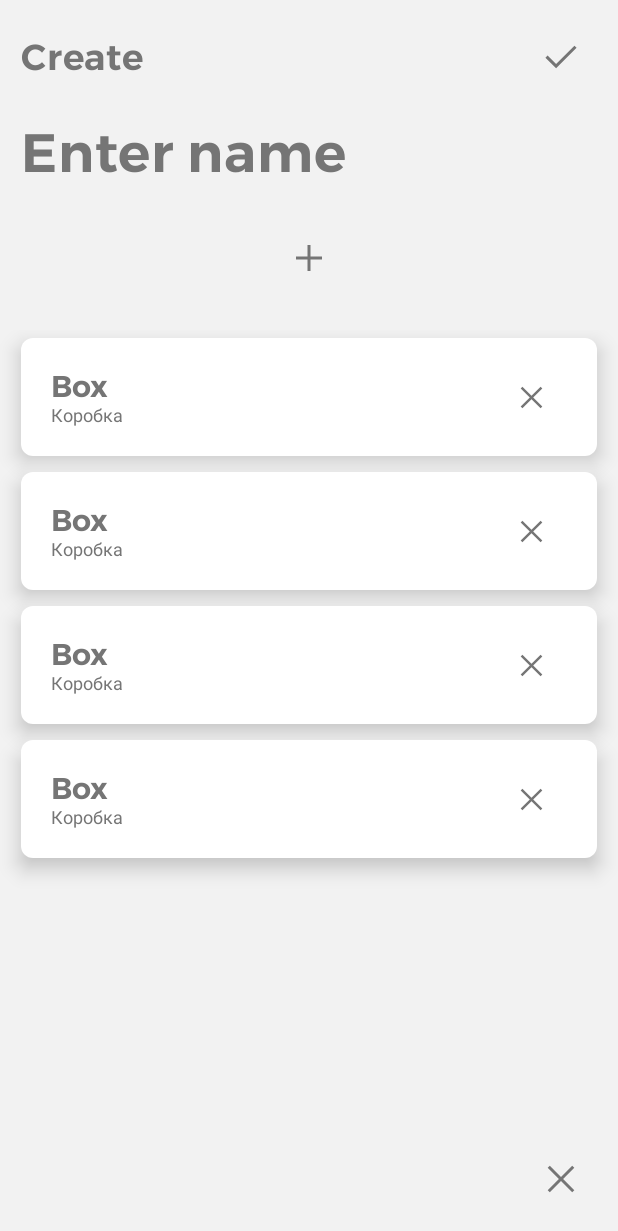
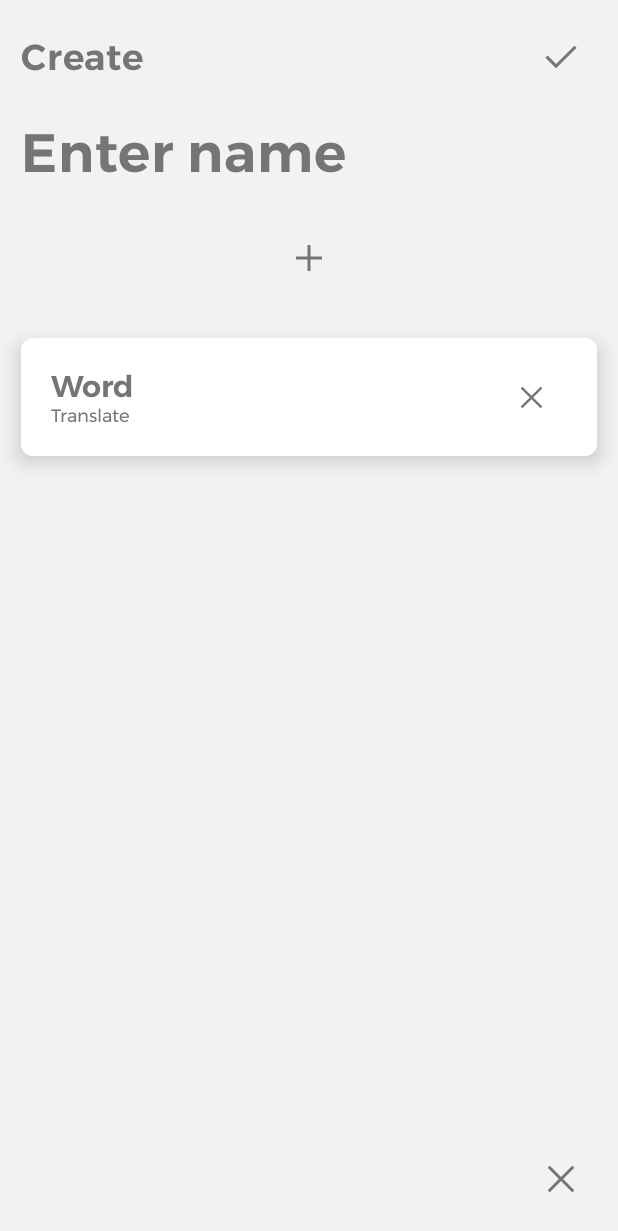
Before and after one commit to kredaoCode/LearningWords, an Android app built with Jetpack Compose: the screen it shows after launch (MainActivity), after a tap on "add", on a phone screen of 412 x 824 dp. Shown: the top 1231 px of the screen. Run offline under Robolectric (Android 15) with nearby library versions, the phone set to English and light mode, and no system bars; our stand-ins replace constraintlayout-compose.

```diff
--- a/app/build.gradle.kts
+++ b/app/build.gradle.kts
@@ -60,6 +60,7 @@ dependencies {
     implementation("androidx.compose.ui:ui-graphics")
     implementation("androidx.compose.ui:ui-tooling-preview")
     implementation("androidx.compose.material3:material3")
+    implementation("androidx.navigation:navigation-compose:2.7.7")
     testImplementation("junit:junit:4.13.2")
     androidTestImplementation("androidx.test.ext:junit:1.2.1")
     androidTestImplementation("androidx.test.espresso:espresso-core:3.6.1")
--- a/app/src/main/java/ru/kredao/learningwords/MainActivity.kt
+++ b/app/src/main/java/ru/kredao/learningwords/MainActivity.kt
@@ -3,6 +3,13 @@ package ru.kredao.learningwords
 import android.os.Bundle
 import androidx.activity.ComponentActivity
 import androidx.activity.compose.setContent
+import androidx.compose.runtime.mutableStateListOf
+import androidx.compose.runtime.mutableStateMapOf
+import androidx.compose.runtime.mutableStateOf
+import androidx.compose.runtime.remember
+import androidx.navigation.compose.NavHost
+import androidx.navigation.compose.composable
+import androidx.navigation.compose.rememberNavController
 import ru.kredao.learningwords.screens.EditDictionaries
 import ru.kredao.learningwords.screens.ListDictionaries
 import ru.kredao.learningwords.ui.theme.LearningWordsTheme
@@ -12,8 +19,37 @@ class MainActivity : ComponentActivity() {
         super.onCreate(savedInstanceState)
         setContent {
             LearningWordsTheme {
-                //ListDictionaries()
-                EditDictionaries()
+                val navController = rememberNavController()
+                val dictionaries = remember {
+                    mutableStateListOf(
+                        mutableStateMapOf(
+                            "name" to "English words",
+                            "dictionary" to mutableStateListOf(
+                                mutableStateListOf(
+                                    "Box", "Коробка"
+                                ),
+                                mutableStateListOf(
+                                    "Fox", "Лиса"
+                                )
+                            )
+                        )
+                    )
+                }
+                val editIndex = remember {
+                    mutableStateOf<Int?>(null)
+                }
+                NavHost(navController = navController, startDestination = "ListDictionaries") {
+                    composable("ListDictionaries") {
+                        ListDictionaries(
+                            navController, dictionaries, editIndex
+                        )
+                    }
+                    composable("EditDictionaries") {
+                        EditDictionaries(
+                            navController, dictionaries, editIndex
+                        )
+                    }
+                }
             }
         }
     }
--- a/app/src/main/java/ru/kredao/learningwords/screens/EditDictionaries.kt
+++ b/app/src/main/java/ru/kredao/learningwords/screens/EditDictionaries.kt
@@ -24,6 +24,8 @@ import androidx.compose.runtime.*
 import androidx.compose.runtime.mutableStateListOf
 import androidx.compose.runtime.mutableStateOf
 import androidx.compose.runtime.remember
+import androidx.compose.runtime.snapshots.SnapshotStateList
+import androidx.compose.runtime.snapshots.SnapshotStateMap
 import androidx.compose.ui.Alignment
 import androidx.compose.ui.Modifier
 import androidx.compose.ui.draw.shadow
@@ -32,16 +34,19 @@ import androidx.compose.ui.text.TextStyle
 import androidx.compose.ui.text.font.Font
 import androidx.compose.ui.text.font.FontFamily
 import androidx.compose.ui.text.font.FontWeight
-import androidx.compose.ui.tooling.preview.Preview
 import androidx.compose.ui.unit.dp
 import androidx.compose.ui.unit.sp
 import androidx.constraintlayout.compose.ConstraintLayout
 import androidx.constraintlayout.compose.Dimension
+import androidx.navigation.NavController
 import ru.kredao.learningwords.R
 
-@Preview(showBackground = true)
 @Composable
-fun EditDictionaries() {
+fun EditDictionaries(
+    navController: NavController,
+    dictionaries: SnapshotStateList<SnapshotStateMap<String, Any>>,
+    editIndex: MutableState<Int?>
+) {
     val myFontFamily = FontFamily(
         Font(R.font.montserrat, FontWeight.Normal),
         Font(R.font.montserrat_semibold, FontWeight.SemiBold)
@@ -52,14 +57,16 @@ fun EditDictionaries() {
     var onCreateItem by remember {
         mutableStateOf(false)
     }
-    val items = remember {
+    var items = remember {
         mutableStateListOf(
-            mutableStateListOf("Box", "Коробка"),
-            mutableStateListOf("Box", "Коробка"),
-            mutableStateListOf("Box", "Коробка"),
-            mutableStateListOf("Box", "Коробка")
+            mutableStateListOf("Word", "Translate"),
         )
     }
+    if (editIndex.value != null) {
+        nameDict = dictionaries[editIndex.value!!]["name"].toString()
+        items = dictionaries[editIndex.value!!]["dictionary"] as SnapshotStateList<SnapshotStateList<String>>
+    }
+
 
 
     fun deleteItem(index: Int) {
@@ -95,7 +102,26 @@ fun EditDictionaries() {
                 fontFamily = myFontFamily,
                 fontWeight = FontWeight.SemiBold,
             )
-            IconButton(onClick = { /*ПУСТОТА*/ }) {
+            IconButton(onClick = {
+                if (nameDict != "" && items.size > 0 && editIndex.value != null) {
+                    dictionaries[editIndex.value!!] = mutableStateMapOf(
+                            "name" to nameDict,
+                            "dictionary" to items
+                        )
+                    editIndex.value = null
+                    navController.navigate("ListDictionaries")
+                } else if (nameDict != "" && items.size > 0 && editIndex.value == null) {
+                    dictionaries.add(
+                        0, mutableStateMapOf(
+                            "name" to nameDict,
+                            "dictionary" to items
+                        )
+                    )
+                    editIndex.value = null
+                    navController.navigate("ListDictionaries")
+                }
+
+            }) {
                 Icon(
                     painter = painterResource(id = R.drawable.ic_check),
                     contentDescription = "add",
@@ -241,9 +267,7 @@ fun EditDictionaries() {
                     height = Dimension.fillToConstraints
                 }
         ) {
-            itemsIndexed(
-                items
-            ) { index, item ->
+            itemsIndexed(items) { index, item ->
                 Box(
                     modifier = Modifier
                         .fillMaxWidth()
@@ -297,10 +321,22 @@ fun EditDictionaries() {
                     }
                 }
             }
-
         }
         IconButton(
-            onClick = { /*ПУСТОТА*/ },
+            onClick = {
+                if (editIndex.value != null) {
+                    dictionaries.removeAt(editIndex.value!!)
+                    editIndex.value = null
+                    navController.navigate("ListDictionaries")
+                } else {
+                    nameDict = ""
+                    items = mutableStateListOf(
+                        mutableStateListOf("Word", "Translate"),
+                    )
+                    navController.navigate("ListDictionaries")
+                }
+
+            },
             modifier = Modifier
                 .constrainAs(remove) {
                     end.linkTo(parent.end)
@@ -310,7 +346,7 @@ fun EditDictionaries() {
         ) {
             Icon(
                 painter = painterResource(id = R.drawable.ic_remove),
-                contentDescription = "add",
+                contentDescription = "remove",
                 tint = MaterialTheme.colorScheme.primary,
                 modifier = Modifier.size(32.dp)
             )
--- a/app/src/main/java/ru/kredao/learningwords/screens/ListDictionaries.kt
+++ b/app/src/main/java/ru/kredao/learningwords/screens/ListDictionaries.kt
@@ -1,6 +1,7 @@
 package ru.kredao.learningwords.screens
 
 import androidx.compose.foundation.background
+import androidx.compose.foundation.clickable
 import androidx.compose.foundation.layout.Arrangement
 import androidx.compose.foundation.layout.Box
 import androidx.compose.foundation.layout.PaddingValues
@@ -16,6 +17,10 @@ import androidx.compose.material3.IconButton
 import androidx.compose.material3.MaterialTheme
 import androidx.compose.material3.Text
 import androidx.compose.runtime.Composable
+import androidx.compose.runtime.MutableState
+import androidx.compose.runtime.snapshots.SnapshotMutableState
+import androidx.compose.runtime.snapshots.SnapshotStateList
+import androidx.compose.runtime.snapshots.SnapshotStateMap
 import androidx.compose.ui.Alignment
 import androidx.compose.ui.Modifier
 import androidx.compose.ui.draw.shadow
@@ -23,15 +28,15 @@ import androidx.compose.ui.res.painterResource
 import androidx.compose.ui.text.font.Font
 import androidx.compose.ui.text.font.FontFamily
 import androidx.compose.ui.text.font.FontWeight
-import androidx.compose.ui.tooling.preview.Preview
 import androidx.compose.ui.unit.dp
 import androidx.compose.ui.unit.sp
 import androidx.constraintlayout.compose.ConstraintLayout
+import androidx.navigation.NavController
 import ru.kredao.learningwords.R
 
-@Preview(showBackground = true)
+
 @Composable
-fun ListDictionaries() {
+fun ListDictionaries(navController: NavController, dictionaries: SnapshotStateList<SnapshotStateMap<String, Any>>, editIndex: MutableState<Int?>) {
     val myFontFamily = FontFamily(
         Font(R.font.montserrat, FontWeight.Normal),
         Font(R.font.montserrat_semibold, FontWeight.SemiBold)
@@ -64,8 +69,8 @@ fun ListDictionaries() {
                 }
         ) {
             itemsIndexed(
-                listOf("English words", "Japan Words", "Italian Words")
-            ) { _, item ->
+                dictionaries
+            ) { index, item ->
                 Box(
                     modifier = Modifier
                         .fillMaxWidth()
@@ -83,7 +88,7 @@ fun ListDictionaries() {
                         modifier = Modifier.fillMaxWidth()
                     ) {
                         Text(
-                            text = item,
+                            text = item["name"].toString(),
                             color = MaterialTheme.colorScheme.primary,
                             fontSize = 20.sp,
                             fontFamily = myFontFamily,
@@ -93,7 +98,12 @@ fun ListDictionaries() {
                             verticalAlignment = Alignment.CenterVertically
                         ) {
                             Box(
-                                modifier = Modifier.padding(end = 10.dp)
+                                modifier = Modifier
+                                    .clickable {
+                                        editIndex.value = index
+                                        navController.navigate("EditDictionaries")
+                                    }
+                                    .padding(end = 10.dp)
                             ) {
                                 Icon(
                                     painter = painterResource(id = R.drawable.ic_edit),
@@ -121,7 +131,10 @@ fun ListDictionaries() {
                 },
             contentAlignment = Alignment.Center
         ) {
-            IconButton(onClick = { /*TODO*/ }) {
+            IconButton(onClick = {
+                editIndex.value = null
+                navController.navigate("EditDictionaries")
+            }) {
                 Icon(
                     painter = painterResource(id = R.drawable.ic_add),
                     contentDescription = "add",
--- a/app/src/main/java/ru/kredao/learningwords/ui/theme/Theme.kt
+++ b/app/src/main/java/ru/kredao/learningwords/ui/theme/Theme.kt
@@ -1,18 +1,14 @@
 package ru.kredao.learningwords.ui.theme
 
 import android.app.Activity
-import android.os.Build
 import androidx.compose.foundation.isSystemInDarkTheme
 import androidx.compose.material3.MaterialTheme
 import androidx.compose.material3.darkColorScheme
-import androidx.compose.material3.dynamicDarkColorScheme
-import androidx.compose.material3.dynamicLightColorScheme
 import androidx.compose.material3.lightColorScheme
 import androidx.compose.runtime.Composable
 import androidx.compose.runtime.SideEffect
 import androidx.compose.ui.graphics.Color
 import androidx.compose.ui.graphics.toArgb
-import androidx.compose.ui.platform.LocalContext
 import androidx.compose.ui.platform.LocalView
 import androidx.core.view.WindowCompat
 
```
